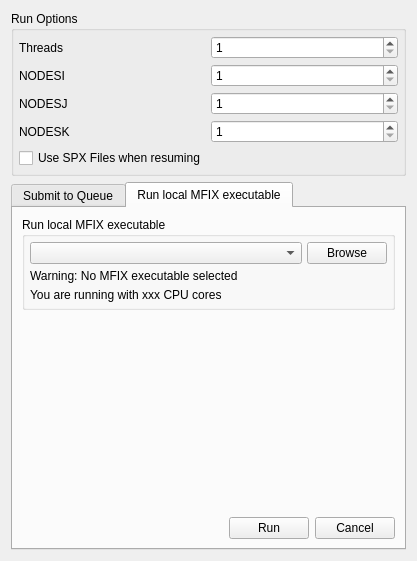
truongd8593/mfix, file mfixgui/uifiles/run_popup.ui: the form before one commit.
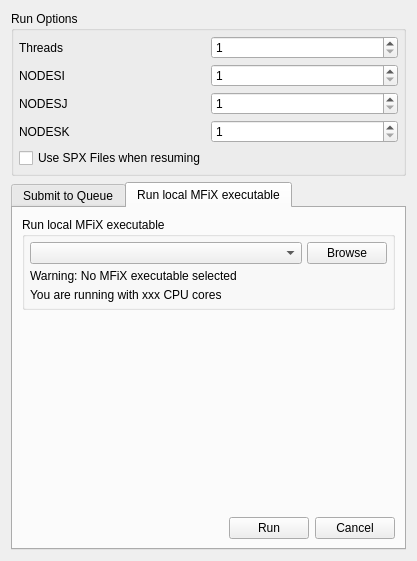
The form after the commit. The open tabs and pages were chosen to show the change. Custom widgets are drawn as their Qt base class.

Commit message: MFIX -> MFiX (excluding env vars and !#MFIX-GUI comment section)

```diff
--- a/mfixgui/uifiles/run_popup.ui
+++ b/mfixgui/uifiles/run_popup.ui
@@ -331,7 +331,7 @@
      </widget>
      <widget class="QWidget" name="local">
       <attribute name="title">
-       <string>Run local MFIX executable</string>
+       <string>Run local MFiX executable</string>
       </attribute>
       <layout class="QGridLayout" name="gridLayout">
        <item row="0" column="0" colspan="2">
@@ -358,7 +358,7 @@
           <enum>Qt::NoFocus</enum>
          </property>
          <property name="title">
-          <string>Run local MFIX executable</string>
+          <string>Run local MFiX executable</string>
          </property>
          <property name="flat">
           <bool>true</bool>
@@ -436,7 +436,7 @@
              </sizepolicy>
             </property>
             <property name="text">
-             <string>Warning: No MFIX executable selected</string>
+             <string>Warning: No MFiX executable selected</string>
             </property>
            </widget>
           </item>
```
Left out of the diff: 4 changed lines with no effect on the pictures. The commit also changes 21 other files.
